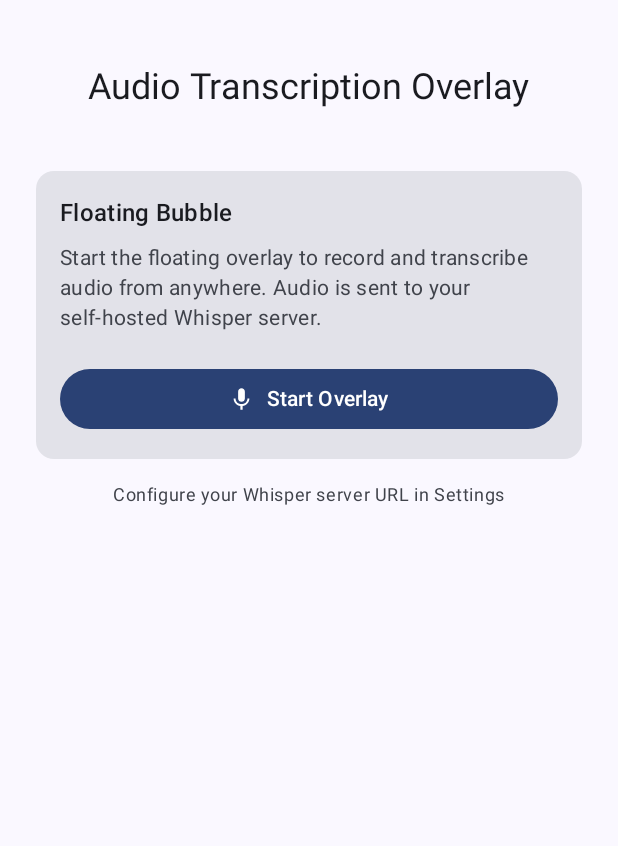
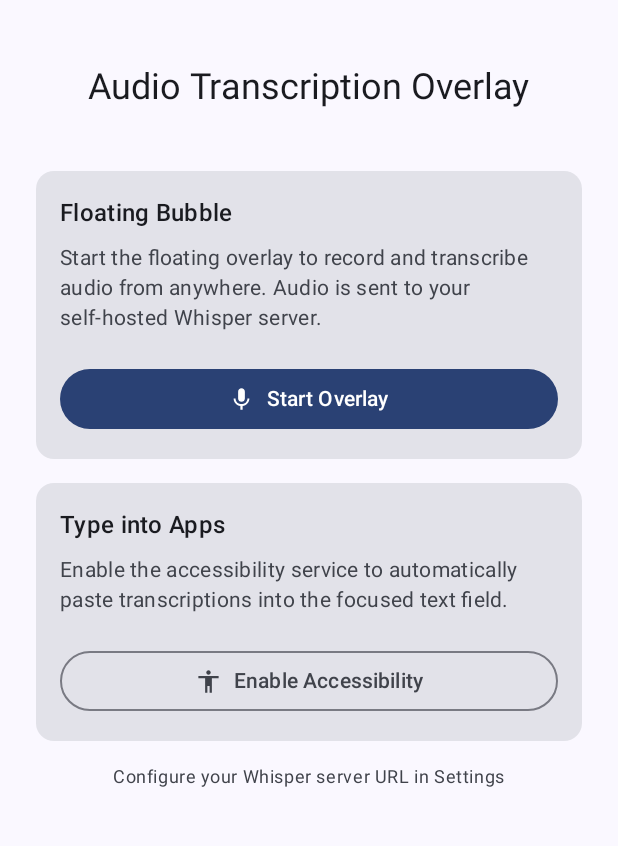
Before and after one commit to Code-Fixxers/whisper-transcriber-android, an Android app built with Jetpack Compose: the screen it shows after launch (MainActivity), on a phone screen of 412 x 824 dp, the part 69-915 px from its top. Run offline under Robolectric (Android 15) with nearby library versions, the phone set to English and light mode, and no system bars.

Commit message:
feat: Auto-paste transcription into focused text field
- Add TranscriberAccessibilityService to type transcribed text
  directly into the currently focused input field
- Auto-copy to clipboard on every successful transcription
- Falls back to clipboard-only with toast if no field is focused
  or accessibility service is not enabled
- Home screen shows card to enable accessibility when not active

https://claude.ai/code/session_01ToKgc86ZWSEyGxQBcaridp

```diff
--- a/app/src/main/java/com/whispertranscriber/MainActivity.kt
+++ b/app/src/main/java/com/whispertranscriber/MainActivity.kt
@@ -5,6 +5,7 @@ import android.content.Intent
 import android.os.Build
 import android.os.Bundle
 import android.provider.Settings
+import com.whispertranscriber.service.TranscriberAccessibilityService
 import android.widget.Toast
 import androidx.activity.ComponentActivity
 import androidx.activity.compose.setContent
@@ -20,11 +21,13 @@ import androidx.compose.foundation.layout.size
 import androidx.compose.foundation.layout.width
 import androidx.compose.material.icons.Icons
 import androidx.compose.material.icons.filled.History
+import androidx.compose.material.icons.filled.Accessibility
 import androidx.compose.material.icons.filled.Mic
 import androidx.compose.material.icons.filled.Settings
 import androidx.compose.material.icons.filled.Stop
 import androidx.compose.material3.Button
 import androidx.compose.material3.ButtonDefaults
+import androidx.compose.material3.OutlinedButton
 import androidx.compose.material3.Card
 import androidx.compose.material3.ExperimentalMaterial3Api
 import androidx.compose.material3.Icon
@@ -80,7 +83,11 @@ class MainActivity : ComponentActivity() {
                             onSettingsClick = { navController.navigate("settings") },
                             onLogClick = { navController.navigate("log") },
                             onToggleOverlay = { toggleOverlayService() },
-                            overlayRunning = overlayRunning
+                            onEnableAccessibility = {
+                                startActivity(Intent(Settings.ACTION_ACCESSIBILITY_SETTINGS))
+                            },
+                            overlayRunning = overlayRunning,
+                            accessibilityEnabled = TranscriberAccessibilityService.isAvailable()
                         )
                     }
                     composable("settings") {
@@ -135,7 +142,9 @@ fun HomeScreen(
     onSettingsClick: () -> Unit,
     onLogClick: () -> Unit,
     onToggleOverlay: () -> Unit,
-    overlayRunning: Boolean
+    onEnableAccessibility: () -> Unit,
+    overlayRunning: Boolean,
+    accessibilityEnabled: Boolean
 ) {
     Scaffold(
         topBar = {
@@ -200,6 +209,35 @@ fun HomeScreen(
                 }
             }
 
+            if (!accessibilityEnabled) {
+                Card(modifier = Modifier.fillMaxWidth()) {
+                    Column(
+                        modifier = Modifier.padding(16.dp),
+                        verticalArrangement = Arrangement.spacedBy(8.dp)
+                    ) {
+                        Text("Type into Apps", style = MaterialTheme.typography.titleMedium)
+                        Text(
+                            "Enable the accessibility service to automatically paste transcriptions into the focused text field.",
+                            style = MaterialTheme.typography.bodyMedium,
+                            color = MaterialTheme.colorScheme.onSurfaceVariant
+                        )
+                        Spacer(Modifier.height(4.dp))
+                        OutlinedButton(
+                            onClick = onEnableAccessibility,
+                            modifier = Modifier.fillMaxWidth()
+                        ) {
+                            Icon(
+                                Icons.Default.Accessibility,
+                                contentDescription = null,
+                                modifier = Modifier.size(18.dp)
+                            )
+                            Spacer(Modifier.width(8.dp))
+                            Text("Enable Accessibility")
+                        }
+                    }
+                }
+            }
+
             Text(
                 "Configure your Whisper server URL in Settings",
                 style = MaterialTheme.typography.bodySmall,
--- a/app/src/main/res/values/strings.xml
+++ b/app/src/main/res/values/strings.xml
@@ -4,4 +4,5 @@
     <string name="channel_overlay">Overlay Service</string>
     <string name="notification_overlay_title">Whisper Transcriber Active</string>
     <string name="notification_overlay_text">Floating bubble is running</string>
+    <string name="accessibility_service_description">Allows Whisper Transcriber to paste transcribed text into the currently focused text field.</string>
 </resources>
```
Also changed, not shown: app/src/main/AndroidManifest.xml (+11 -0 lines), app/src/main/java/com/whispertranscriber/service/FloatingOverlayService.kt (+20 -3 lines), app/src/main/java/com/whispertranscriber/service/TranscriberAccessibilityService.kt (added, +61 -0 lines), app/src/main/res/xml/accessibility_service_config.xml (added, +8 -0 lines).
